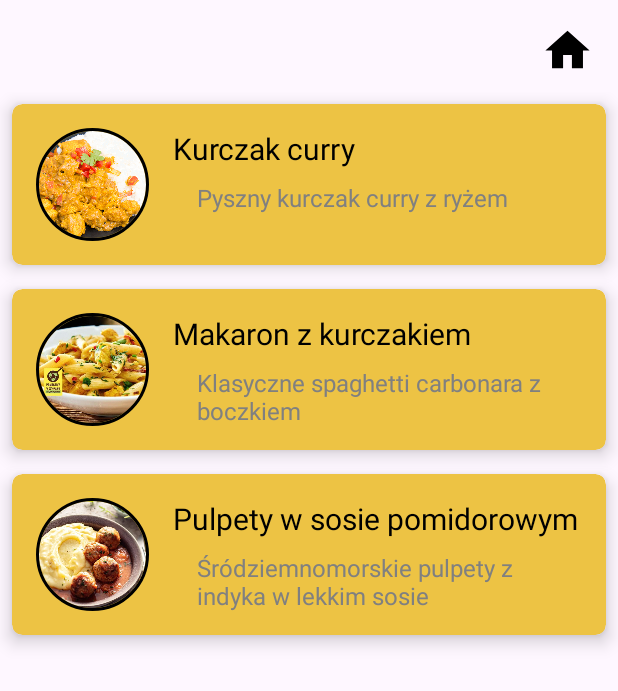
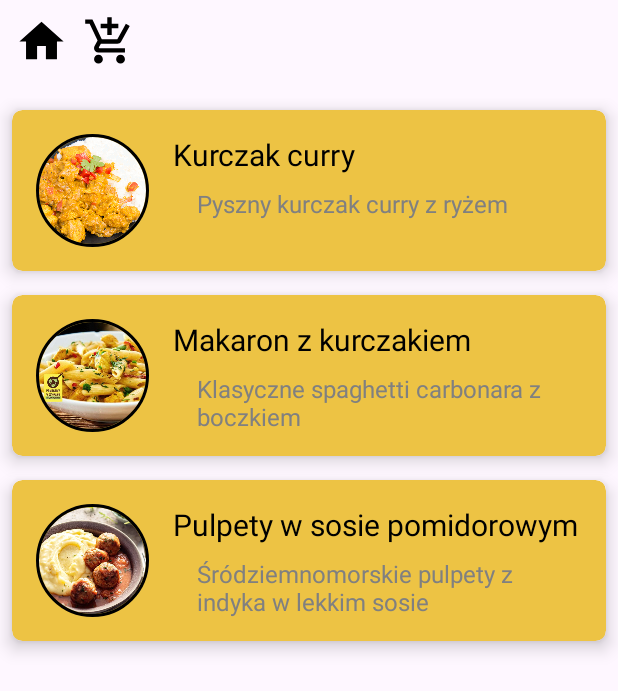
Before and after one commit to rutkowsm/bmi_calculator, an Android app: the RecipeActivity screen opened directly, with no data from a screen before it, on a phone screen of 412 x 824 dp. Shown: the top 691 px of the screen. Run offline under Robolectric (Android 15) with nearby library versions, the phone set to English and light mode, and no system bars; our stand-ins replace CircleImageView.

Commit message:
Shopping list - adding products

```diff
--- a/app/src/main/AndroidManifest.xml
+++ b/app/src/main/AndroidManifest.xml
@@ -35,6 +35,8 @@
             android:name=".RecipeActivity">
         </activity>
         <activity android:name=".RecipeDetailActivity" />
+        <activity android:name=".ShoppingListActivity" />
+
 
     </application>
 
--- a/app/src/main/kotlin/Exercise3.kt
+++ b/app/src/main/kotlin/Exercise3.kt
@@ -14,7 +14,7 @@ class Exercise3 {
         val SUPPORTED = setOf("HTTP", "HTTPS", "FTP")
         val requested = "smtp"
         val isSupported = requested.uppercase() in SUPPORTED
-            println("Support for $requested: $isSupported")
+        println("Support for $requested: $isSupported")
     }
 
 
--- /dev/null
+++ b/app/src/main/res/drawable/baseline_add_shopping_cart_24.xml
@@ -0,0 +1,5 @@
+<vector xmlns:android="http://schemas.android.com/apk/res/android" android:height="24dp" android:tint="#000000" android:viewportHeight="24" android:viewportWidth="24" android:width="24dp">
+
+    <path android:fillColor="@android:color/white" android:pathData="M11,9h2L13,6h3L16,4h-3L13,1h-2v3L8,4v2h3v3zM7,18c-1.1,0 -1.99,0.9 -1.99,2S5.9,22 7,22s2,-0.9 2,-2 -0.9,-2 -2,-2zM17,18c-1.1,0 -1.99,0.9 -1.99,2s0.89,2 1.99,2 2,-0.9 2,-2 -0.9,-2 -2,-2zM7.17,14.75l0.03,-0.12 0.9,-1.63h7.45c0.75,0 1.41,-0.41 1.75,-1.03l3.86,-7.01L19.42,4h-0.01l-1.1,2 -2.76,5L8.53,11l-0.13,-0.27L6.16,6l-0.95,-2 -0.94,-2L1,2v2h2l3.6,7.59 -1.35,2.45c-0.16,0.28 -0.25,0.61 -0.25,0.96 0,1.1 0.9,2 2,2h12v-2L7.42,15c-0.13,0 -0.25,-0.11 -0.25,-0.25z"/>
+
+</vector>
--- a/app/src/main/res/layout/activity_recipies.xml
+++ b/app/src/main/res/layout/activity_recipies.xml
@@ -6,15 +6,33 @@
     android:layout_height="match_parent"
     tools:context=".RecipeActivity">
 
-    <ImageView
-        android:id="@+id/homeImg"
-        android:layout_width="35dp"
-        android:layout_height="35dp"
-        android:layout_marginTop="16dp"
-        android:layout_marginEnd="16dp"
-        android:src="@drawable/baseline_home_24"
-        app:layout_constraintEnd_toEndOf="parent"
-        app:layout_constraintTop_toTopOf="parent" />
+    <LinearLayout
+        android:id="@+id/horizontalLayout"
+        android:layout_width="match_parent"
+        android:layout_height="wrap_content"
+        android:layout_marginTop="10dp"
+        android:orientation="horizontal"
+        app:layout_constraintTop_toTopOf="parent">
+
+        <ImageView
+            android:id="@+id/homeImg"
+            android:layout_width="35dp"
+            android:layout_height="35dp"
+            android:layout_gravity="right"
+            android:layout_marginLeft="10dp"
+            android:layout_marginTop="10dp"
+            android:layout_marginRight="10dp"
+            android:src="@drawable/baseline_home_24" />
+
+        <ImageView
+            android:id="@+id/shoppingCartImg"
+            android:layout_width="35dp"
+            android:layout_height="35dp"
+            android:layout_marginEnd="16dp"
+            android:src="@drawable/baseline_add_shopping_cart_24"
+            app:layout_constraintEnd_toStartOf="@+id/homeImg"
+            app:layout_constraintTop_toTopOf="@+id/homeImg" />
+    </LinearLayout>
 
     <androidx.recyclerview.widget.RecyclerView
         android:id="@+id/recycler_view_recipies"
@@ -22,7 +40,7 @@
         android:layout_height="0dp"
         android:layout_marginTop="10dp"
         app:layout_constraintBottom_toBottomOf="parent"
-        app:layout_constraintTop_toBottomOf="@+id/homeImg"
+        app:layout_constraintTop_toBottomOf="@+id/horizontalLayout"
         app:layout_constraintVertical_bias="1.0"
         tools:layout_editor_absoluteX="0dp"
         tools:listitem="@layout/card_design" />
```
Also changed, not shown: app/src/main/java/com/example/bmi_calculator/MainActivity.java (+11 -0 lines), app/src/main/java/com/example/bmi_calculator/ShoppingListActivity.java (added, +43 -0 lines), app/src/main/java/com/example/bmi_calculator/ShoppingListAdapter.java (added, +72 -0 lines), app/src/main/java/com/example/bmi_calculator/ShoppingProduct.java (added, +27 -0 lines), app/src/main/res/layout/activity_main.xml (+18 -1 lines), app/src/main/res/layout/activity_recipe_details.xml (+28 -10 lines), app/src/main/res/layout/calory_intake.xml (+18 -1 lines), app/src/main/res/layout/shopping_list.xml (added, +76 -0 lines), app/src/main/res/layout/shopping_list_element_design.xml (added, +40 -0 lines).
